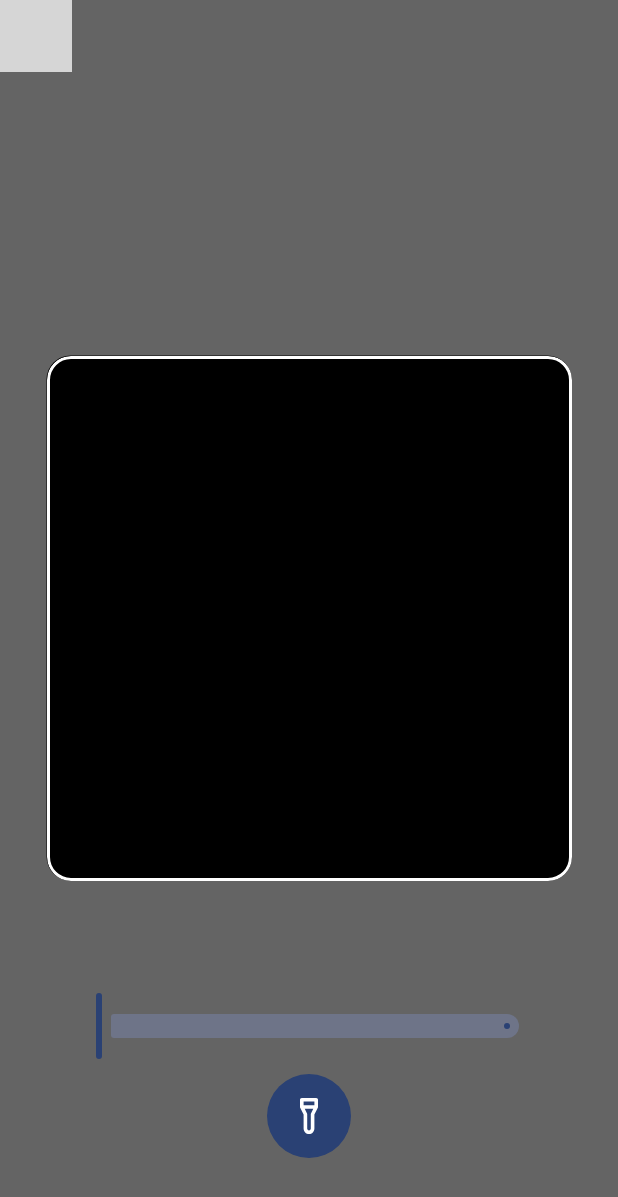
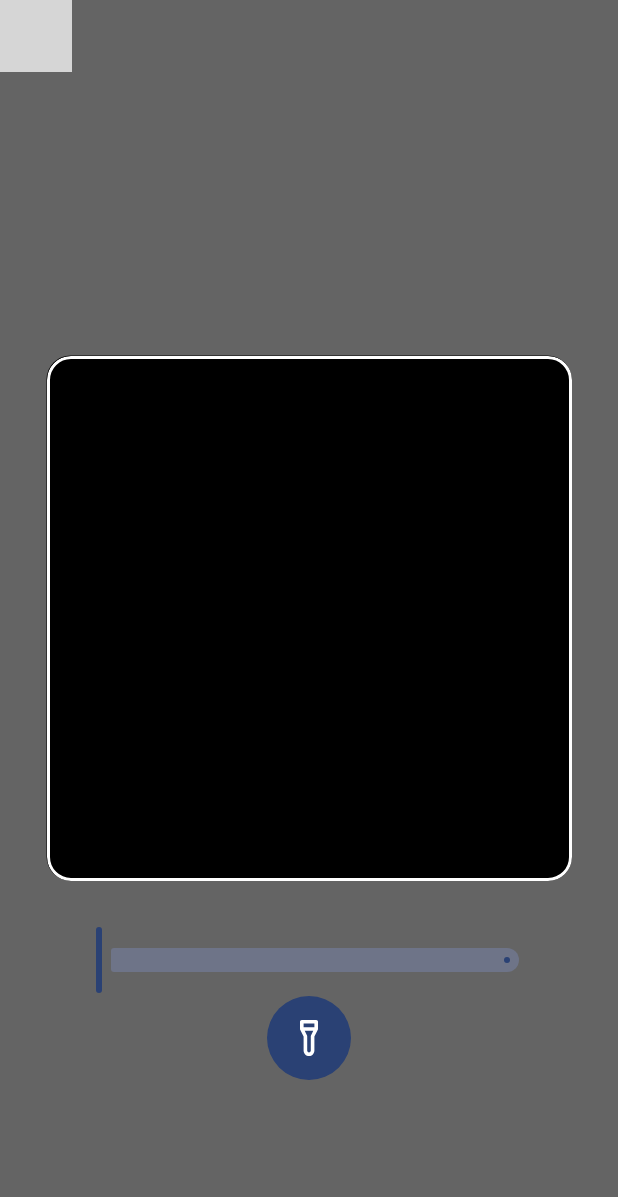
Before and after one commit to dontkeep/QRZenIO, an Android app built with Jetpack Compose: the screen it shows after launch (MainActivity), on a phone screen of 412 x 824 dp. Shown: the top 1197 px of the screen. Run offline under Robolectric (Android 15) with nearby library versions, the phone set to English and light mode, and no system bars; libraries missing offline, so code that uses them is left out: androidx.camera.core, androidx.camera.lifecycle, androidx.camera.view; 8 statements that could not run were skipped; grey boxes are pictures that could not be loaded.

Commit message:
Updated to work on 16:9 aspect ratio all the time
ToDo:
Make a better ReadMe for all feature (bordered scanner & unbordered scanner)

```diff
--- /dev/null
+++ b/QRZen/src/main/java/com/al/qrzen/core/CoreBorderQRScanner.kt
@@ -0,0 +1,110 @@
+package com.al.qrzen.core
+
+import android.content.Context
+import android.graphics.Rect
+import android.util.Log
+import androidx.camera.core.ImageAnalysis
+import androidx.camera.core.ImageProxy
+import androidx.camera.view.PreviewView
+import androidx.compose.ui.unit.Dp
+import androidx.compose.ui.unit.dp
+import com.google.zxing.BarcodeFormat
+import com.google.zxing.BinaryBitmap
+import com.google.zxing.DecodeHintType
+import com.google.zxing.MultiFormatReader
+import com.google.zxing.PlanarYUVLuminanceSource
+import com.google.zxing.common.HybridBinarizer
+import zxingcpp.BarcodeReader
+import java.nio.ByteBuffer
+
+class CoreBorderQRScanner(
+    private val scanner: BarcodeReader,
+    private val onScanned: (String) -> Unit
+) : ImageAnalysis.Analyzer {
+
+    var isScanningEnabled: () -> Boolean = { true }
+    var getPreviewView: () -> PreviewView? = { null }
+
+    override fun analyze(image: ImageProxy) {
+        Log.d(
+            "QRScanner",
+            "Analyzing image: ${image.width}x${image.height}, format: ${image.format}"
+        )
+        if (!isScanningEnabled()) {
+            image.close()
+            return
+        }
+
+        val preview = getPreviewView()
+        val result = if (preview != null) {
+            borderedProcessImageProxy(image, preview)
+        } else {
+            Log.e("QRScanner", "PreviewView is null")
+            ""
+        }
+
+        if (result.isNotEmpty()) {
+            onScanned(result)
+        }
+        image.close()
+    }
+
+
+    private fun borderedProcessImageProxy(
+        image: ImageProxy,
+        previewView: PreviewView
+    ): String {
+        return image.use { proxy ->
+            try {
+                val scanAreaSize = 350.dp.toPx(previewView.context).toInt()
+                val centerX = proxy.width / 2
+                val centerY = proxy.height / 2
+                val left = (centerX - scanAreaSize / 2).coerceAtLeast(0)
+                val top = (centerY - scanAreaSize / 2).coerceAtLeast(0)
+                val right = (left + scanAreaSize).coerceAtMost(proxy.width)
+                val bottom = (top + scanAreaSize).coerceAtMost(proxy.height)
+
+                val scanArea = Rect(left, top, right, bottom)
+
+                val yuvData = image.planes[0].buffer.toByteArray()
+
+                val source = PlanarYUVLuminanceSource(
+                    yuvData,
+                    proxy.width,
+                    proxy.height,
+                    scanArea.left,
+                    scanArea.top,
+                    scanArea.width(),
+                    scanArea.height(),
+                    false
+                )
+
+                val reader = MultiFormatReader().apply {
+                    setHints(
+                        mapOf(
+                            DecodeHintType.POSSIBLE_FORMATS to BarcodeFormat.entries
+                        )
+                    )
+                }
+
+                val result = reader.decode(BinaryBitmap(HybridBinarizer(source)))
+                result.text
+            } catch (e: Exception) {
+                Log.e("QRScanner", "Decoding error: ${e.message}")
+                ""
+            }
+        }
+    }
+
+    private fun ByteBuffer.toByteArray(): ByteArray {
+        rewind()
+        val data = ByteArray(remaining())
+        get(data)
+        rewind()
+        return data
+    }
+
+    private fun Dp.toPx(context: Context): Float {
+        return this.value * context.resources.displayMetrics.density
+    }
+}
--- a/QRZen/src/main/java/com/al/qrzen/core/CoreScanner.kt
+++ b/QRZen/src/main/java/com/al/qrzen/core/CoreScanner.kt
@@ -1,111 +1,15 @@
 package com.al.qrzen.core
 
-import android.content.Context
-import android.graphics.Rect
-import android.util.Log
-import androidx.camera.core.ImageAnalysis
 import androidx.camera.core.ImageProxy
-import androidx.camera.view.PreviewView
-import androidx.compose.ui.unit.Dp
-import androidx.compose.ui.unit.dp
-import com.google.zxing.BarcodeFormat
-import com.google.zxing.BinaryBitmap
-import com.google.zxing.DecodeHintType
-import com.google.zxing.MultiFormatReader
-import com.google.zxing.PlanarYUVLuminanceSource
-import com.google.zxing.common.HybridBinarizer
 import zxingcpp.BarcodeReader
-import java.nio.ByteBuffer
+import kotlin.use
 
-class CoreScanner(
-    private val scanner: BarcodeReader,
-    private val onScanned: (String) -> Unit
-) : ImageAnalysis.Analyzer {
-
-    var isScanningEnabled: () -> Boolean = { true }
-    var getPreviewView: () -> PreviewView? = { null }
-
-    override fun analyze(image: ImageProxy) {
-        if (!isScanningEnabled()) {
-            image.close()
-            return
-        }
-
-        val preview = getPreviewView()
-        val result = if (preview != null) {
-            borderedProcessImageProxy(image, preview)
-        } else {
-            processImageProxy(image)
-        }
-
-        if (result.isNotEmpty()) {
-            onScanned(result)
-        }
-        image.close()
-    }
-
-    private fun processImageProxy(image: ImageProxy): String {
+class CoreScanner {
+    fun processImageProxy(image: ImageProxy, scanner: BarcodeReader): String {
         return image.use {
             scanner.read(it)
-        }.joinToString("\n") { it.text ?: ""}
-    }
-
-
-    private fun borderedProcessImageProxy(
-        image: ImageProxy,
-        previewView: PreviewView
-    ): String {
-        return image.use { proxy ->
-            try {
-                val scanAreaSize = 350.dp.toPx(previewView.context).toInt()
-                val centerX = proxy.width / 2
-                val centerY = proxy.height / 2
-                val left = (centerX - scanAreaSize / 2).coerceAtLeast(0)
-                val top = (centerY - scanAreaSize / 2).coerceAtLeast(0)
-                val right = (left + scanAreaSize).coerceAtMost(proxy.width)
-                val bottom = (top + scanAreaSize).coerceAtMost(proxy.height)
-
-                val scanArea = Rect(left, top, right, bottom)
-
-                val yuvData = image.planes[0].buffer.toByteArray()
-
-                val source = PlanarYUVLuminanceSource(
-                    yuvData,
-                    proxy.width,
-                    proxy.height,
-                    scanArea.left,
-                    scanArea.top,
-                    scanArea.width(),
-                    scanArea.height(),
-                    false
-                )
-
-                val reader = MultiFormatReader().apply {
-                    setHints(
-                        mapOf(
-                            DecodeHintType.POSSIBLE_FORMATS to BarcodeFormat.entries
-                        )
-                    )
-                }
-
-                val result = reader.decode(BinaryBitmap(HybridBinarizer(source)))
-                result.text
-            } catch (e: Exception) {
-                Log.e("QRScanner", "Decoding error: ${e.message}")
-                ""
-            }
+        }.joinToString("\n") { result ->
+            "${result.text}"
         }
     }
-
-    private fun ByteBuffer.toByteArray(): ByteArray {
-        rewind()
-        val data = ByteArray(remaining())
-        get(data)
-        rewind()
-        return data
-    }
-
-    private fun Dp.toPx(context: Context): Float {
-        return this.value * context.resources.displayMetrics.density
-    }
 }
--- a/QRZen/src/main/java/com/al/qrzen/scanner/BorderQRScanner.kt
+++ b/QRZen/src/main/java/com/al/qrzen/scanner/BorderQRScanner.kt
@@ -2,17 +2,13 @@ package com.al.qrzen.scanner
 
 import android.view.MotionEvent
 import androidx.camera.core.*
+import androidx.camera.core.AspectRatio.RATIO_16_9
 import androidx.camera.lifecycle.ProcessCameraProvider
 import androidx.camera.view.PreviewView
 import androidx.compose.foundation.Canvas
-import androidx.compose.foundation.background
 import androidx.compose.foundation.border
 import androidx.compose.foundation.layout.*
-import androidx.compose.foundation.shape.CircleShape
 import androidx.compose.foundation.shape.RoundedCornerShape
-import androidx.compose.material3.Icon
-import androidx.compose.material3.IconButton
-import androidx.compose.material3.MaterialTheme
 import androidx.compose.material3.Slider
 import androidx.compose.runtime.*
 import androidx.compose.ui.Alignment
@@ -24,14 +20,13 @@ import androidx.compose.ui.geometry.Size
 import androidx.compose.ui.graphics.BlendMode
 import androidx.compose.ui.graphics.Color
 import androidx.compose.ui.platform.LocalContext
-import androidx.compose.ui.res.painterResource
 import androidx.compose.ui.unit.dp
 import androidx.compose.ui.viewinterop.AndroidView
 import androidx.core.content.ContextCompat
 import androidx.lifecycle.compose.LocalLifecycleOwner
 import zxingcpp.BarcodeReader
-import com.al.qrzen.R
-import com.al.qrzen.core.CoreScanner
+import com.al.qrzen.core.CoreBorderQRScanner
+import com.al.qrzen.ui.TorchToggleButton
 import kotlinx.coroutines.FlowPreview
 import kotlinx.coroutines.flow.debounce
 
@@ -56,7 +51,7 @@ fun BorderQRScanner(
     val scanningState by rememberUpdatedState(newValue = isScanningEnabled)
 
     val processor = remember {
-        CoreScanner(scanner) { result ->
+        CoreBorderQRScanner(scanner) { result ->
             onQrCodeScanned(result)
         }.apply {
             this.isScanningEnabled = { scanningState }
@@ -97,7 +92,7 @@ fun BorderQRScanner(
                     }
 
                     val imageAnalysis = ImageAnalysis.Builder()
-                        .setTargetResolution(android.util.Size(1280, 720))
+                        .setTargetAspectRatio(RATIO_16_9)
                         .setBackpressureStrategy(ImageAnalysis.STRATEGY_KEEP_ONLY_LATEST)
                         .build()
                         .also {
@@ -181,25 +176,15 @@ fun BorderQRScanner(
                 }
 
                 if (isFlashEnabled) {
-                    IconButton(
-                        onClick = {
-                            flashEnabled = !flashEnabled
-                            camera?.cameraControl?.enableTorch(flashEnabled)
+                    TorchToggleButton(
+                        isTorchOn = flashEnabled,
+                        onToggle = {
+                            flashEnabled = it
+                            camera?.cameraControl?.enableTorch(it)
                         },
                         modifier = Modifier
-                            .padding(top = 8.dp)
-                            .size(56.dp)
-                            .clip(CircleShape)
-                            .background(MaterialTheme.colorScheme.primary)
-                    ) {
-                        Icon(
-                            painter = painterResource(
-                                id = if (flashEnabled) R.drawable.torchiconon else R.drawable.torchicon
-                            ),
-                            contentDescription = "Flash Toggle",
-                            tint = Color.White
-                        )
-                    }
+                            .padding(bottom = 52.dp)
+                    )
                 }
             }
         }
--- /dev/null
+++ b/QRZen/src/main/java/com/al/qrzen/ui/TorchButton.kt
@@ -0,0 +1,36 @@
+package com.al.qrzen.ui
+
+import androidx.compose.foundation.background
+import androidx.compose.foundation.layout.size
+import androidx.compose.foundation.shape.CircleShape
+import androidx.compose.material3.Icon
+import androidx.compose.material3.IconButton
+import androidx.compose.material3.MaterialTheme
+import androidx.compose.runtime.Composable
+import androidx.compose.ui.Modifier
+import androidx.compose.ui.draw.clip
+import androidx.compose.ui.graphics.Color
+import androidx.compose.ui.res.painterResource
+import androidx.compose.ui.unit.dp
+import com.al.qrzen.R
+
+@Composable
+fun TorchToggleButton(
+    isTorchOn: Boolean,
+    onToggle: (Boolean) -> Unit,
+    modifier: Modifier = Modifier
+) {
+    IconButton(
+        onClick = { onToggle(!isTorchOn) },
+        modifier = modifier
+            .size(56.dp)
+            .clip(CircleShape)
+            .background(MaterialTheme.colorScheme.primary)
+    ) {
+        Icon(
+            painter = painterResource(id = if (isTorchOn) R.drawable.torchiconon else R.drawable.torchicon),
+            contentDescription = "Flash Toggle",
+            tint = Color.White
+        )
+    }
+}
```
Also changed, not shown: QRZen/src/main/java/com/al/qrzen/scanner/ZenScanner.kt (+16 -41 lines), QRZen/src/main/java/com/al/qrzen/ui/ZoomSlider.kt (added, +22 -0 lines), app/src/main/java/com/al/composeqrcodesampleapp/MainActivity.kt (+0 -9 lines).
